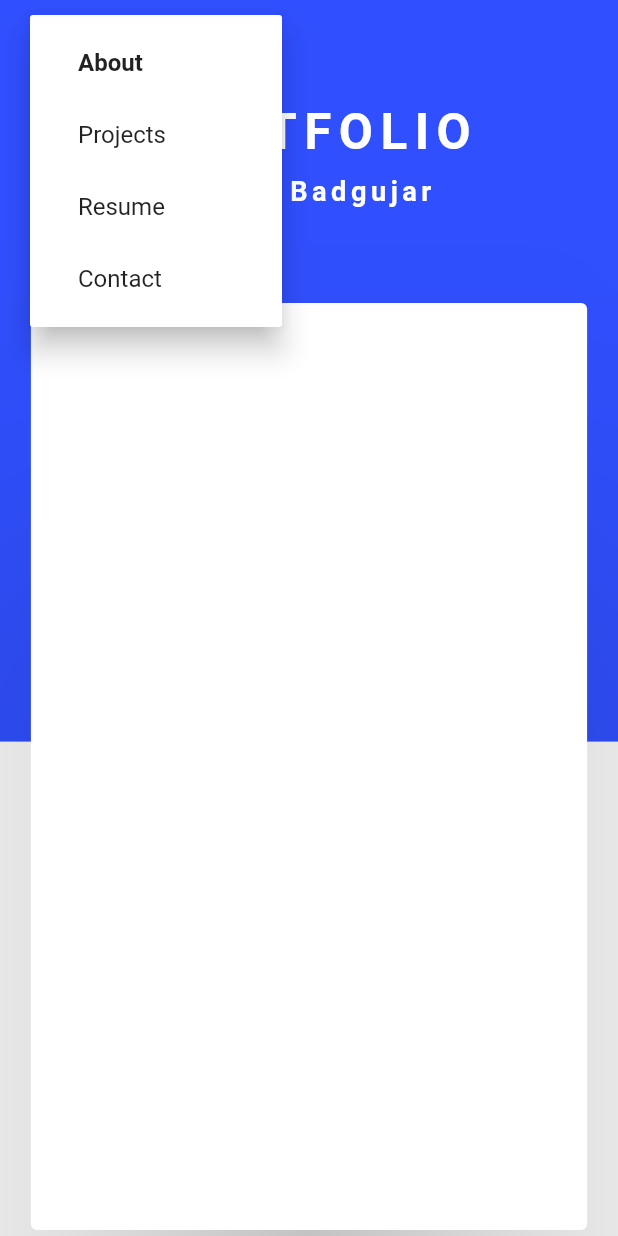
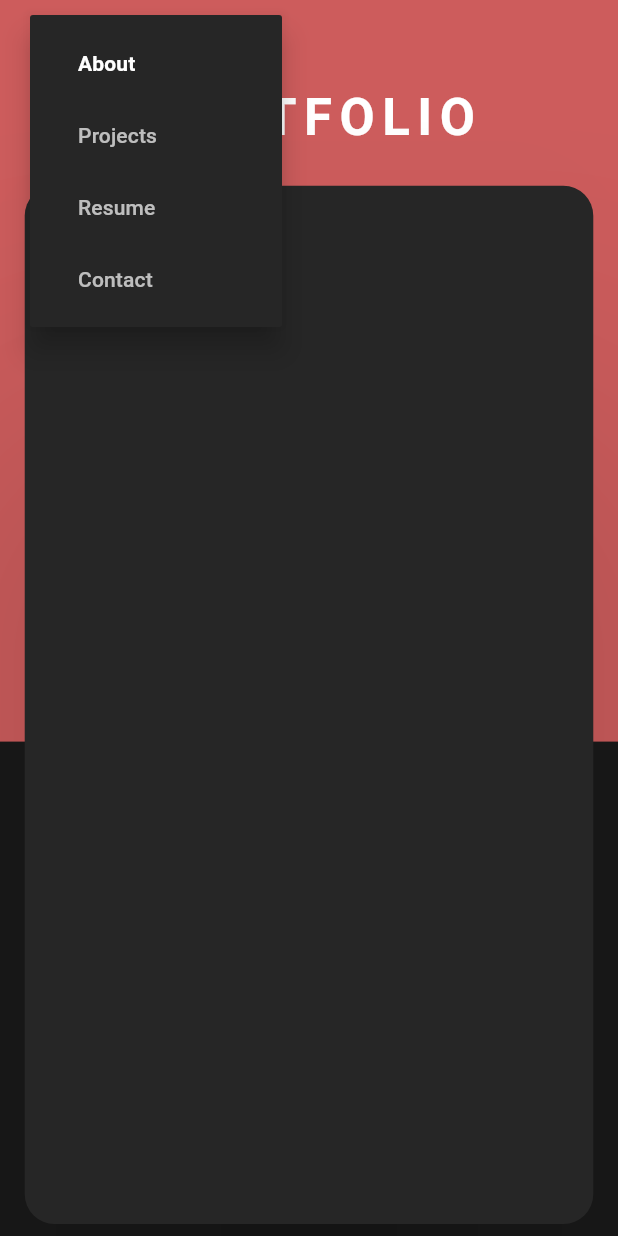
Before and after one commit to rahul-badgujar/my-portfolio, a Flutter app: the screen it shows after launch, after a tap on the "menu" icon, on a phone screen of 412 x 824 dp. Run offline on Flutter 3.47's test engine with Material 2 defaults, Android fonts, the phone set to English and light mode, and no system bars; our stand-ins replace firebase_core, firebase_storage; accounts and stored records are empty.

Commit message:
added AppTheme

```diff
--- a/lib/app.dart
+++ b/lib/app.dart
@@ -9,7 +9,7 @@ class App extends StatelessWidget {
   Widget build(BuildContext context) {
     return MaterialApp(
       debugShowCheckedModeBanner: false,
-      theme: getAppTheme(),
+      theme: AppTheme(base: Theme.of(context)).getTheme(),
       home: MainPage(),
     );
   }
--- a/lib/constants.dart
+++ b/lib/constants.dart
@@ -1,8 +1,8 @@
 import 'package:flutter/material.dart';
 
-final primaryColor = Colors.indigoAccent.shade700;
-final primaryTextColor = Colors.black;
-final secondaryTextColor = Colors.black.withOpacity(0.65);
+final primaryColor = Color.fromRGBO(205, 92, 92, 1.0);
+final primaryTextColor = Colors.white70;
+final primaryTextColorBright = Colors.white;
 
 final navBarItems = [
   "About",
--- a/lib/main_page.dart
+++ b/lib/main_page.dart
@@ -3,10 +3,10 @@ import 'package:my_portfolio/constants.dart';
 import 'package:my_portfolio/providers/navbar_model.dart';
 import 'package:my_portfolio/utils.dart';
 import 'package:provider/provider.dart';
-
-import 'data.dart';
+import 'widgets/content_canvas.dart';
 import 'widgets/navbar_desktop.dart';
 import 'widgets/navbar_mobile.dart';
+import 'widgets/portfolio_label.dart';
 
 class MainPage extends StatelessWidget {
   @override
@@ -46,47 +46,13 @@ class Body extends StatelessWidget {
               DeviceDetails(context).deviceType == DeviceType.Desktop
                   ? NavBarDesktop()
                   : NavBarMobile(),
-              SizedBox(height: 10),
-              Text(
-                "PORTFOLIO",
-                style: TextStyle(
-                  color: Colors.white,
-                  fontWeight: FontWeight.bold,
-                  fontSize:
-                      DeviceDetails(context).deviceType == DeviceType.Desktop
-                          ? DeviceDetails(context).width * 0.036
-                          : DeviceDetails(context).height * 0.04,
-                  letterSpacing: 5,
-                ),
-              ),
-              SizedBox(height: 10),
-              Text(
-                data["name"],
-                style: TextStyle(
-                  color: Colors.white,
-                  fontWeight: FontWeight.bold,
-                  fontSize:
-                      DeviceDetails(context).deviceType == DeviceType.Desktop
-                          ? DeviceDetails(context).width * 0.018
-                          : DeviceDetails(context).height * 0.022,
-                  letterSpacing: 3,
-                ),
-              ),
+              PortfolioLabel(),
             ],
           ),
         ),
         Align(
           alignment: Alignment.bottomCenter,
-          child: Card(
-            elevation: 100,
-            child: SingleChildScrollView(
-              physics: BouncingScrollPhysics(),
-              child: Container(
-                width: DeviceDetails(context).width * 0.9,
-                height: DeviceDetails(context).height * 0.75,
-              ),
-            ),
-          ),
+          child: ContentCanvas(),
         ),
       ],
     );
--- a/lib/theme.dart
+++ b/lib/theme.dart
@@ -1,8 +1,45 @@
 import 'package:flutter/material.dart';
 import 'package:my_portfolio/constants.dart';
 
-ThemeData getAppTheme() {
-  return ThemeData(
-    primaryColor: primaryColor,
-  );
+class AppTheme {
+  final ThemeData base;
+  AppTheme({
+    @required this.base,
+  });
+
+  ThemeData getTheme() {
+    return ThemeData(
+      primaryColor: primaryColor,
+      scaffoldBackgroundColor: Color.fromRGBO(25, 25, 25, 1.0),
+      textTheme: getTextTheme(),
+      cardTheme: getCardTheme(),
+    );
+  }
+
+  CardTheme getCardTheme() {
+    return base.cardTheme.copyWith(
+      color: Color.fromRGBO(38, 38, 38, 1.0),
+      elevation: 100,
+      shape: RoundedRectangleBorder(
+        borderRadius: BorderRadius.circular(20),
+      ),
+    );
+  }
+
+  TextTheme getTextTheme() {
+    return base.textTheme.copyWith(
+      headline1: base.textTheme.headline1.copyWith(
+        color: primaryTextColor,
+      ),
+      headline4: base.textTheme.headline4.copyWith(
+        color: primaryTextColor,
+      ),
+      subtitle1: base.textTheme.subtitle1.copyWith(
+        color: primaryTextColor,
+      ),
+      subtitle2: base.textTheme.subtitle2.copyWith(
+        color: primaryTextColor,
+      ),
+    );
+  }
 }
--- /dev/null
+++ b/lib/widgets/content_canvas.dart
@@ -0,0 +1,26 @@
+import 'package:flutter/material.dart';
+
+import '../utils.dart';
+
+class ContentCanvas extends StatelessWidget {
+  const ContentCanvas({
+    Key key,
+  }) : super(key: key);
+
+  @override
+  Widget build(BuildContext context) {
+    return Card(
+      margin: EdgeInsets.symmetric(vertical: 8, horizontal: 4),
+      elevation: 100,
+      child: SingleChildScrollView(
+        physics: BouncingScrollPhysics(),
+        child: Container(
+          width: DeviceDetails(context).width * 0.92,
+          height: DeviceDetails(context).deviceType == DeviceType.Desktop
+              ? DeviceDetails(context).height * 0.82
+              : DeviceDetails(context).height * 0.84,
+        ),
+      ),
+    );
+  }
+}
--- a/lib/widgets/navbar_desktop.dart
+++ b/lib/widgets/navbar_desktop.dart
@@ -1,9 +1,7 @@
 import 'package:flutter/material.dart';
 import 'package:my_portfolio/providers/navbar_model.dart';
 import 'package:provider/provider.dart';
-
 import '../constants.dart';
-import '../utils.dart';
 
 class NavBarDesktop extends StatelessWidget {
   const NavBarDesktop({
@@ -42,15 +40,15 @@ class NavBarDesktopButton extends StatelessWidget {
               padding: EdgeInsets.symmetric(horizontal: 16, vertical: 8),
               child: Text(
                 navBarItems[index],
-                style: TextStyle(
-                  color: model.selectedItemIndex == index
-                      ? Colors.white
-                      : Colors.white70,
-                  fontSize: DeviceDetails(context).width * 0.013,
-                  fontWeight: model.selectedItemIndex == index
-                      ? FontWeight.bold
-                      : FontWeight.normal,
-                ),
+                textScaleFactor: model.selectedItemIndex == index ? 1.2 : null,
+                style: Theme.of(context).textTheme.subtitle1.copyWith(
+                      color: model.selectedItemIndex == index
+                          ? primaryTextColorBright
+                          : null,
+                      fontWeight: model.selectedItemIndex == index
+                          ? FontWeight.w600
+                          : null,
+                    ),
               ),
             ),
           ),
--- a/lib/widgets/navbar_mobile.dart
+++ b/lib/widgets/navbar_mobile.dart
@@ -14,6 +14,7 @@ class NavBarMobile extends StatelessWidget {
       child: Consumer<NavBarModel>(
         builder: (context, model, child) {
           return PopupMenuButton<int>(
+            color: Theme.of(context).cardTheme.color,
             icon: Icon(
               Icons.menu,
               color: Colors.white,
@@ -33,11 +34,14 @@ class NavBarMobile extends StatelessWidget {
                     ),
                     child: Text(
                       navBarItems[index],
-                      style: TextStyle(
-                        fontWeight: model.selectedItemIndex == index
-                            ? FontWeight.bold
-                            : FontWeight.normal,
-                      ),
+                      style: Theme.of(context).textTheme.subtitle2.copyWith(
+                            fontWeight: model.selectedItemIndex == index
+                                ? FontWeight.bold
+                                : null,
+                            color: model.selectedItemIndex == index
+                                ? primaryTextColorBright
+                                : null,
+                          ),
                     ),
                   ),
                 ),
--- /dev/null
+++ b/lib/widgets/portfolio_label.dart
@@ -0,0 +1,20 @@
+import 'package:flutter/material.dart';
+import 'package:my_portfolio/constants.dart';
+
+class PortfolioLabel extends StatelessWidget {
+  const PortfolioLabel({
+    Key key,
+  }) : super(key: key);
+
+  @override
+  Widget build(BuildContext context) {
+    return Text(
+      "PORTFOLIO",
+      style: Theme.of(context).textTheme.headline4.copyWith(
+            letterSpacing: 5,
+            fontWeight: FontWeight.bold,
+            color: primaryTextColorBright,
+          ),
+    );
+  }
+}
```
